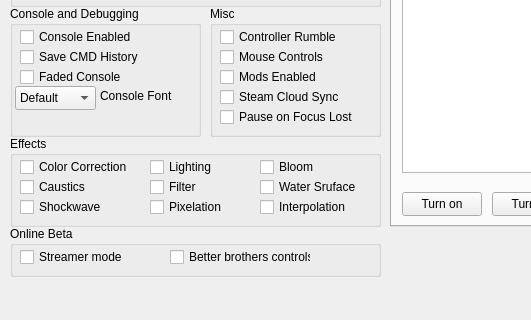
Above: mainwindow.ui from BrakeDude/IsaacConfigurator before the change; both pictures show x 0 to 531 and y 393 to 713 of the 1154 by 713 pixel window. Below: the same form after it.
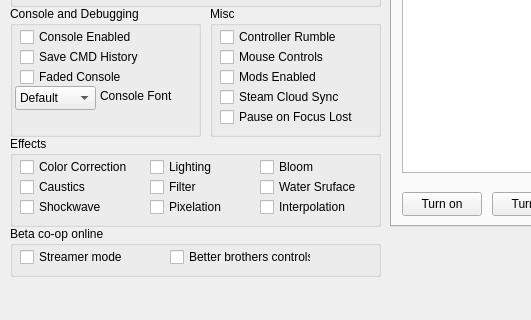
That is the form after the change. Icons and pictures are not drawn.

```diff
--- a/mainwindow.ui
+++ b/mainwindow.ui
@@ -1278,7 +1278,7 @@
      </rect>
     </property>
     <property name="title">
-     <string>Online Beta</string>
+     <string>Beta co-op online</string>
     </property>
     <widget class="QCheckBox" name="checkBox_Steamer">
      <property name="geometry">
```
